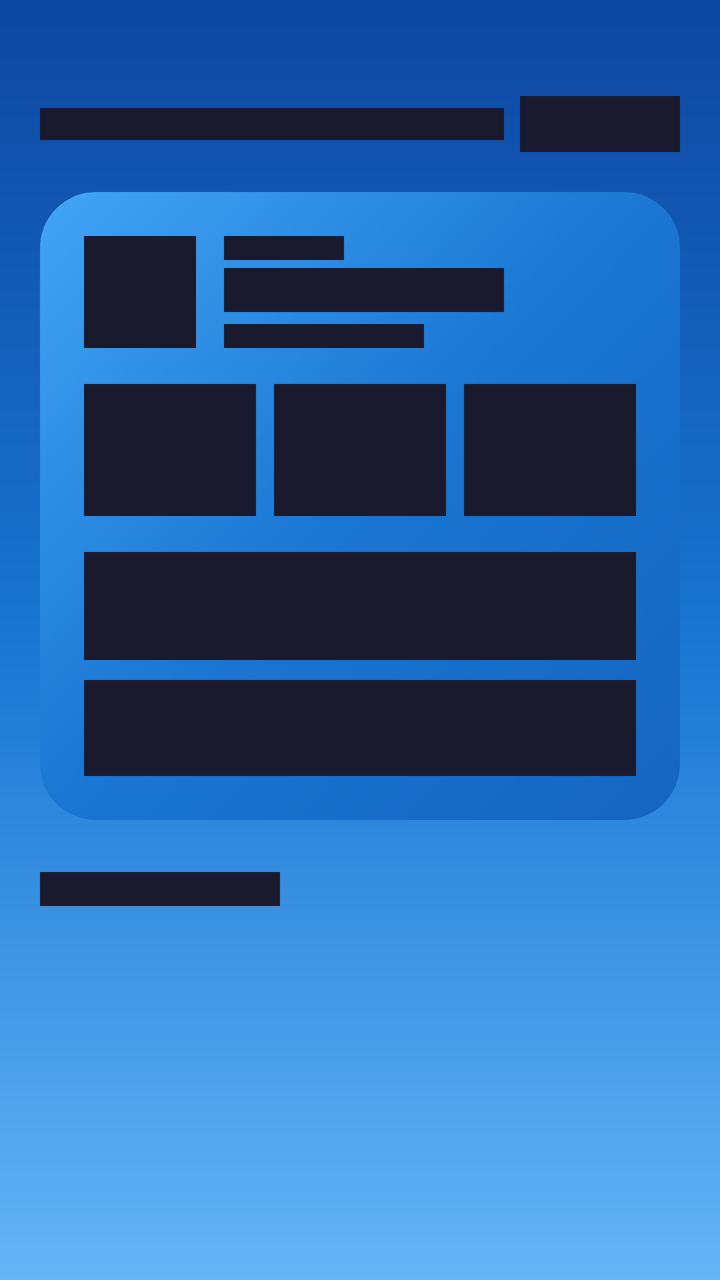
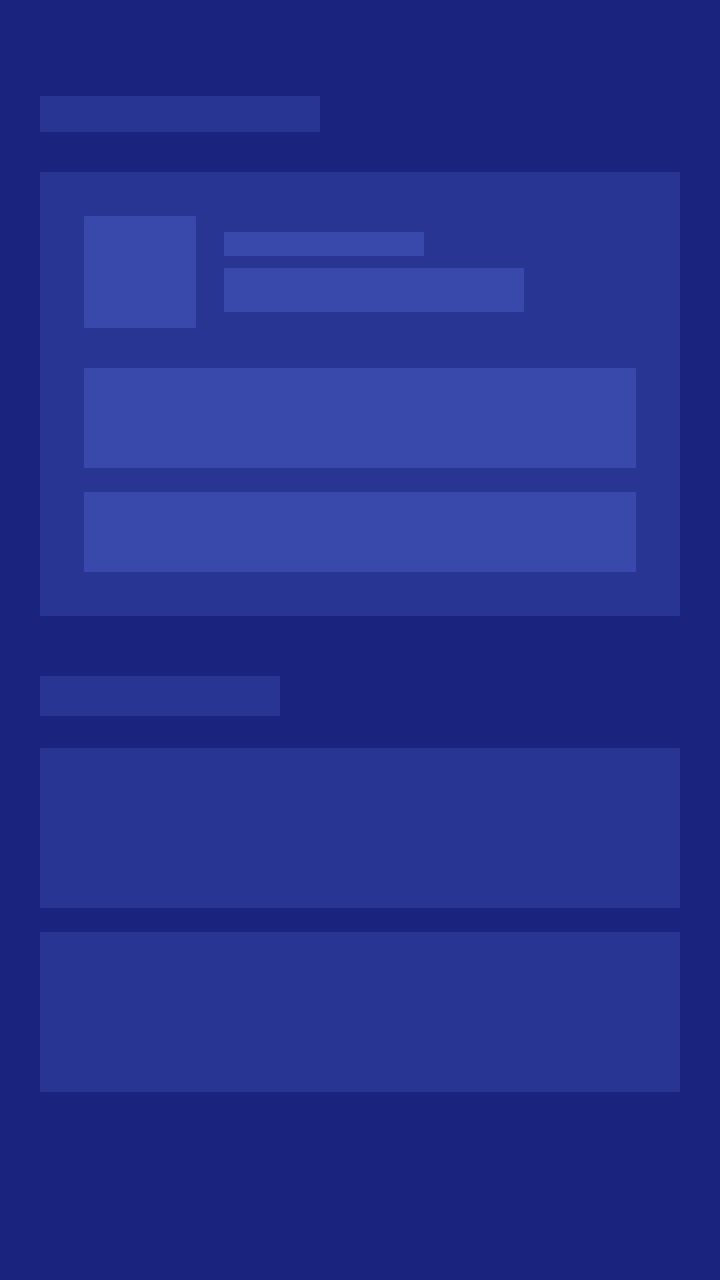

An Android layout rendered at two revisions. The XML below is the earlier revision; the diff shows what the commit changed to produce the second picture.
<!-- AndroidManifest.xml: application theme Theme.ZplHandCricket -->
<!-- res/layout/skeleton_home.xml -->
<?xml version="1.0" encoding="utf-8"?>
<ScrollView xmlns:android="http://schemas.android.com/apk/res/android"
    android:layout_width="match_parent"
    android:layout_height="match_parent"
    android:background="@drawable/bg_screen_gradient"
    android:fillViewport="true"
    android:scrollbars="none">

    <LinearLayout
        android:layout_width="match_parent"
        android:layout_height="wrap_content"
        android:orientation="vertical"
        android:paddingHorizontal="20dp"
        android:paddingTop="48dp"
        android:paddingBottom="40dp">

        
        <LinearLayout
            android:layout_width="match_parent"
            android:layout_height="wrap_content"
            android:orientation="horizontal"
            android:gravity="center_vertical">

            <View
                android:layout_width="0dp"
                android:layout_height="16dp"
                android:layout_weight="1"
                android:background="@drawable/skeleton_shimmer"
                android:layout_marginEnd="8dp"/>

            <View
                android:layout_width="80dp"
                android:layout_height="28dp"
                android:background="@drawable/skeleton_shimmer"
                android:radius="14dp"/>
        </LinearLayout>

        
        <LinearLayout
            android:layout_width="match_parent"
            android:layout_height="wrap_content"
            android:layout_marginTop="20dp"
            android:background="@drawable/bg_hero_gradient"
            android:orientation="vertical"
            android:padding="22dp">

            
            <LinearLayout
                android:layout_width="match_parent"
                android:layout_height="wrap_content"
                android:gravity="center_vertical"
                android:orientation="horizontal">

                <View
                    android:layout_width="56dp"
                    android:layout_height="56dp"
                    android:background="@drawable/skeleton_shimmer"
                    android:radius="28dp"/>

                <LinearLayout
                    android:layout_width="0dp"
                    android:layout_height="wrap_content"
                    android:layout_marginStart="14dp"
                    android:layout_weight="1"
                    android:orientation="vertical">

                    <View
                        android:layout_width="60dp"
                        android:layout_height="12dp"
                        android:background="@drawable/skeleton_shimmer"
                        android:layout_marginBottom="4dp"/>

                    <View
                        android:layout_width="140dp"
                        android:layout_height="22dp"
                        android:background="@drawable/skeleton_shimmer"
                        android:layout_marginBottom="6dp"/>

                    <View
                        android:layout_width="100dp"
                        android:layout_height="12dp"
                        android:background="@drawable/skeleton_shimmer"/>
                </LinearLayout>
            </LinearLayout>

            
            <LinearLayout
                android:layout_width="match_parent"
                android:layout_height="wrap_content"
                android:layout_marginTop="18dp"
                android:orientation="horizontal">

                <View
                    android:layout_width="0dp"
                    android:layout_height="66dp"
                    android:layout_weight="1"
                    android:layout_marginEnd="6dp"
                    android:background="@drawable/skeleton_shimmer"
                    android:radius="8dp"/>

                <View
                    android:layout_width="0dp"
                    android:layout_height="66dp"
                    android:layout_weight="1"
                    android:layout_marginHorizontal="3dp"
                    android:background="@drawable/skeleton_shimmer"
                    android:radius="8dp"/>

                <View
                    android:layout_width="0dp"
                    android:layout_height="66dp"
                    android:layout_weight="1"
                    android:layout_marginStart="6dp"
                    android:background="@drawable/skeleton_shimmer"
                    android:radius="8dp"/>
            </LinearLayout>

            
            <View
                android:layout_width="match_parent"
                android:layout_height="54dp"
                android:layout_marginTop="18dp"
                android:background="@drawable/skeleton_shimmer"
                android:radius="4dp"/>

            <View
                android:layout_width="match_parent"
                android:layout_height="48dp"
                android:layout_marginTop="10dp"
                android:background="@drawable/skeleton_shimmer"
                android:radius="4dp"/>
        </LinearLayout>

        
        <View
            android:layout_width="120dp"
            android:layout_height="17dp"
            android:layout_marginTop="26dp"
            android:background="@drawable/skeleton_shimmer"/>

        
        <androidx.recyclerview.widget.RecyclerView
            android:id="@+id/skeletonRecentList"
            android:layout_width="match_parent"
            android:layout_height="wrap_content"
            android:layout_marginTop="12dp"
            android:nestedScrollingEnabled="false"
            android:overScrollMode="never"
            tools:listitem="@layout/skeleton_recent_match_item"
            xmlns:tools="http://schemas.android.com/tools"/>
    </LinearLayout>
</ScrollView>
<!-- res/layout/skeleton_recent_match_item.xml (included above) -->
<?xml version="1.0" encoding="utf-8"?>
<LinearLayout xmlns:android="http://schemas.android.com/apk/res/android"
    android:layout_width="match_parent"
    android:layout_height="wrap_content"
    android:background="@drawable/bg_match_card"
    android:orientation="horizontal"
    android:paddingHorizontal="16dp"
    android:paddingVertical="14dp"
    android:gravity="center_vertical"
    android:layout_marginBottom="10dp">

    
    <LinearLayout
        android:layout_width="0dp"
        android:layout_height="wrap_content"
        android:layout_weight="1"
        android:orientation="vertical">

        <View
            android:layout_width="50dp"
            android:layout_height="15dp"
            android:background="@drawable/skeleton_shimmer"
            android:layout_marginBottom="6dp"/>

        <View
            android:layout_width="60dp"
            android:layout_height="11dp"
            android:background="@drawable/skeleton_shimmer"/>
    </LinearLayout>

    
    <LinearLayout
        android:layout_width="wrap_content"
        android:layout_height="wrap_content"
        android:orientation="vertical"
        android:gravity="center"
        android:paddingHorizontal="14dp">

        <View
            android:layout_width="50dp"
            android:layout_height="18dp"
            android:background="@drawable/skeleton_shimmer"
            android:layout_marginBottom="6dp"/>

        <View
            android:layout_width="40dp"
            android:layout_height="10dp"
            android:background="@drawable/skeleton_shimmer"/>
    </LinearLayout>

    
    <LinearLayout
        android:layout_width="0dp"
        android:layout_height="wrap_content"
        android:layout_weight="1"
        android:orientation="vertical"
        android:gravity="end">

        <View
            android:layout_width="50dp"
            android:layout_height="15dp"
            android:background="@drawable/skeleton_shimmer"
            android:layout_marginBottom="6dp"
            android:layout_gravity="end"/>

        <View
            android:layout_width="60dp"
            android:layout_height="18dp"
            android:background="@drawable/skeleton_shimmer"
            android:layout_gravity="end"/>
    </LinearLayout>
</LinearLayout>
<!-- resources referenced by this layout -->
<resources>
  <!-- drawable bg_hero_gradient (drawable) -->
  <?xml version="1.0" encoding="utf-8"?>
  <shape xmlns:android="http://schemas.android.com/apk/res/android" android:shape="rectangle">
      <gradient
          android:angle="135"
          android:startColor="#1565C0"
          android:centerColor="#1976D2"
          android:endColor="#42A5F5"
          android:type="linear"/>
      <corners android:radius="28dp"/>
  </shape>
  <!-- drawable bg_match_card (drawable) -->
  <?xml version="1.0" encoding="utf-8"?>
  <shape xmlns:android="http://schemas.android.com/apk/res/android" android:shape="rectangle">
      <solid android:color="#FFFFFF"/>
      <corners android:radius="20dp"/>
      <stroke android:width="1dp" android:color="#1A000000"/>
  </shape>
  <!-- drawable bg_screen_gradient (drawable) -->
  <?xml version="1.0" encoding="utf-8"?>
  <shape xmlns:android="http://schemas.android.com/apk/res/android" android:shape="rectangle">
      <gradient
          android:angle="270"
          android:startColor="#0D47A1"
          android:centerColor="#1976D2"
          android:endColor="#64B5F6"
          android:type="linear"/>
  </shape>
  <!-- drawable skeleton_shimmer (drawable) -->
  <?xml version="1.0" encoding="utf-8"?>
  <layer-list xmlns:android="http://schemas.android.com/apk/res/android">
      <item>
          <shape android:shape="rectangle">
              <solid android:color="#1A1A2E"/>
              <corners android:radius="8dp"/>
          </shape>
      </item>
      <item>
          <animation-list android:oneshot="false">
              <item android:duration="500">
                  <shape android:shape="rectangle">
                      <solid android:color="#1A1A2E"/>
                  </shape>
              </item>
              <item android:duration="500">
                  <shape android:shape="rectangle">
                      <solid android:color="#252541"/>
                  </shape>
              </item>
          </animation-list>
      </item>
  </layer-list>
  <style name="Theme.ZplHandCricket" parent="Theme.MaterialComponents.Light.NoActionBar">
          <item name="colorPrimary">@color/zpl_blue</item>
          <item name="colorPrimaryDark">@color/zpl_blue_dark</item>
          <item name="colorAccent">@color/zpl_red</item>
          <item name="android:statusBarColor">@color/zpl_blue_dark</item>
          <item name="android:windowLightStatusBar">false</item>
      </style>
  <color name="zpl_blue">#1D4ED8</color>
  <color name="zpl_blue_dark">#0F3BB0</color>
  <color name="zpl_red">#E63946</color>
</resources>

<!-- the commit's change to res/layout/skeleton_home.xml (unified diff, before → after) -->
@@ -1,20 +1,27 @@
 <?xml version="1.0" encoding="utf-8"?>
-<ScrollView xmlns:android="http://schemas.android.com/apk/res/android"
+<LinearLayout xmlns:android="http://schemas.android.com/apk/res/android"
     android:layout_width="match_parent"
     android:layout_height="match_parent"
-    android:background="@drawable/bg_screen_gradient"
-    android:fillViewport="true"
-    android:scrollbars="none">
+    android:orientation="vertical"
+    android:paddingHorizontal="20dp"
+    android:paddingTop="48dp"
+    android:background="#1A237E">
 
+    
+    <View
+        android:layout_width="140dp"
+        android:layout_height="18dp"
+        android:background="#283593" />
+
+    
     <LinearLayout
         android:layout_width="match_parent"
         android:layout_height="wrap_content"
+        android:layout_marginTop="20dp"
+        android:background="#283593"
         android:orientation="vertical"
-        android:paddingHorizontal="20dp"
-        android:paddingTop="48dp"
-        android:paddingBottom="40dp">
+        android:padding="22dp">
 
-        
         <LinearLayout
             android:layout_width="match_parent"
             android:layout_height="wrap_content"
@@ -22,204 +29,56 @@
             android:gravity="center_vertical">
 
             <View
-                android:layout_width="0dp"
-                android:layout_height="16dp"
-                android:layout_weight="1"
-                android:background="@drawable/skeleton_shimmer"
-                android:layout_marginEnd="8dp"/>
+                android:layout_width="56dp"
+                android:layout_height="56dp"
+                android:background="#3949AB" />
 
-            <View
-                android:layout_width="80dp"
-                android:layout_height="28dp"
-                android:background="@drawable/skeleton_shimmer"
-                android:radius="14dp"/>
-        </LinearLayout>
-
-        
-        <LinearLayout
-            android:layout_width="match_parent"
-            android:layout_height="wrap_content"
-            android:layout_marginTop="20dp"
-            android:background="@drawable/bg_hero_gradient"
-            android:orientation="vertical"
-            android:padding="22dp">
-
-            
             <LinearLayout
                 android:layout_width="match_parent"
                 android:layout_height="wrap_content"
-                android:gravity="center_vertical"
-                android:orientation="horizontal">
-
+                android:layout_marginStart="14dp"
+                android:orientation="vertical">
                 <View
-                    android:layout_width="56dp"
-                    android:layout_height="56dp"
-                    android:background="@drawable/skeleton_shimmer"
-                    android:radius="28dp"/>
-
-                <LinearLayout
-                    android:layout_width="0dp"
-                    android:layout_height="wrap_content"
-                    android:layout_marginStart="14dp"
-                    android:layout_weight="1"
-                    android:orientation="vertical">
-
-                    <View
-                        android:layout_width="60dp"
-                        android:layout_height="12dp"
-                        android:background="@drawable/skeleton_shimmer"
-                        android:layout_marginBottom="4dp"/>
-
-                    <View
-                        android:layout_width="140dp"
-                        android:layout_height="22dp"
-                        android:background="@drawable/skeleton_shimmer"
-                        android:layout_marginBottom="6dp"/>
-
-                    <View
-                        android:layout_width="100dp"
-                        android:layout_height="12dp"
-                        android:background="@drawable/skeleton_shimmer"/>
-                </LinearLayout>
+                    android:layout_width="100dp"
+                    android:layout_height="12dp"
+                    android:background="#3949AB" />
+                <View
+                    android:layout_width="150dp"
+                    android:layout_height="22dp"
+                    android:layout_marginTop="6dp"
+                    android:background="#3949AB" />
             </LinearLayout>
-
-            
-            <LinearLayout
-                android:layout_width="match_parent"
-                android:layout_height="wrap_content"
-                android:layout_marginTop="18dp"
-                android:orientation="horizontal">
-
-                <View
-                    android:layout_width="0dp"
-                    android:layout_height="66dp"
-                    android:layout_weight="1"
-                    android:layout_marginEnd="6dp"
-                    android:background="@drawable/skeleton_shimmer"
-                    android:radius="8dp"/>
-
-                <View
-                    android:layout_width="0dp"
-                    android:layout_height="66dp"
-                    android:layout_weight="1"
-                    android:layout_marginHorizontal="3dp"
-                    android:background="@drawable/skeleton_shimmer"
-                    android:radius="8dp"/>
-
-                <View
-                    android:layout_width="0dp"
-                    android:layout_height="66dp"
-                    android:layout_weight="1"
-                    android:layout_marginStart="6dp"
-                    android:background="@drawable/skeleton_shimmer"
-                    android:radius="8dp"/>
-            </LinearLayout>
-
-            
-            <View
-                android:layout_width="match_parent"
-                android:layout_height="54dp"
-                android:layout_marginTop="18dp"
-                android:background="@drawable/skeleton_shimmer"
-                android:radius="4dp"/>
-
-            <View
-                android:layout_width="match_parent"
-                android:layout_height="48dp"
-                android:layout_marginTop="10dp"
-                android:background="@drawable/skeleton_shimmer"
-                android:radius="4dp"/>
         </LinearLayout>
 
-        
         <View
-            android:layout_width="120dp"
-            android:layout_height="17dp"
-            android:layout_marginTop="26dp"
-            android:background="@drawable/skeleton_shimmer"/>
+            android:layout_width="match_parent"
+            android:layout_height="50dp"
+            android:layout_marginTop="20dp"
+            android:background="#3949AB" />
 
-        
-        <androidx.recyclerview.widget.RecyclerView
-            android:id="@+id/skeletonRecentList"
+        <View
             android:layout_width="match_parent"
-            android:layout_height="wrap_content"
+            android:layout_height="40dp"
             android:layout_marginTop="12dp"
-            android:nestedScrollingEnabled="false"
-            android:overScrollMode="never"
-            tools:listitem="@layout/skeleton_recent_match_item"
-            xmlns:tools="http://schemas.android.com/tools"/>
+            android:background="#3949AB" />
     </LinearLayout>
-</ScrollView>
-<!-- res/layout/skeleton_recent_match_item.xml (included above) -->
-<?xml version="1.0" encoding="utf-8"?>
-<LinearLayout xmlns:android="http://schemas.android.com/apk/res/android"
-    android:layout_width="match_parent"
-    android:layout_height="wrap_content"
-    android:background="@drawable/bg_match_card"
-    android:orientation="horizontal"
-    android:paddingHorizontal="16dp"
-    android:paddingVertical="14dp"
-    android:gravity="center_vertical"
-    android:layout_marginBottom="10dp">
+
+    <View
+        android:layout_width="120dp"
+        android:layout_height="20dp"
+        android:layout_marginTop="30dp"
+        android:background="#283593" />
 
     
-    <LinearLayout
-        android:layout_width="0dp"
-        android:layout_height="wrap_content"
-        android:layout_weight="1"
-        android:orientation="vertical">
+    <View
+        android:layout_width="match_parent"
+        android:layout_height="80dp"
+        android:layout_marginTop="16dp"
+        android:background="#283593" />
+    <View
+        android:layout_width="match_parent"
+        android:layout_height="80dp"
+        android:layout_marginTop="12dp"
+        android:background="#283593" />
 
-        <View
-            android:layout_width="50dp"
-            android:layout_height="15dp"
-            android:background="@drawable/skeleton_shimmer"
-            android:layout_marginBottom="6dp"/>
-
-        <View
-            android:layout_width="60dp"
-            android:layout_height="11dp"
-            android:background="@drawable/skeleton_shimmer"/>
-    </LinearLayout>
-
-    
-    <LinearLayout
-        android:layout_width="wrap_content"
-        android:layout_height="wrap_content"
-        android:orientation="vertical"
-        android:gravity="center"
-        android:paddingHorizontal="14dp">
-
-        <View
-            android:layout_width="50dp"
-            android:layout_height="18dp"
-            android:background="@drawable/skeleton_shimmer"
-            android:layout_marginBottom="6dp"/>
-
-        <View
-            android:layout_width="40dp"
-            android:layout_height="10dp"
-            android:background="@drawable/skeleton_shimmer"/>
-    </LinearLayout>
-
-    
-    <LinearLayout
-        android:layout_width="0dp"
-        android:layout_height="wrap_content"
-        android:layout_weight="1"
-        android:orientation="vertical"
-        android:gravity="end">
-
-        <View
-            android:layout_width="50dp"
-            android:layout_height="15dp"
-            android:background="@drawable/skeleton_shimmer"
-            android:layout_marginBottom="6dp"
-            android:layout_gravity="end"/>
-
-        <View
-            android:layout_width="60dp"
-            android:layout_height="18dp"
-            android:background="@drawable/skeleton_shimmer"
-            android:layout_gravity="end"/>
-    </LinearLayout>
 </LinearLayout>
<!-- resource entries referenced after the edit -->
@@ -1,57 +1,5 @@
 <!-- resources referenced by this layout -->
 <resources>
-  <!-- drawable bg_hero_gradient (drawable) -->
-  <?xml version="1.0" encoding="utf-8"?>
-  <shape xmlns:android="http://schemas.android.com/apk/res/android" android:shape="rectangle">
-      <gradient
-          android:angle="135"
-          android:startColor="#1565C0"
-          android:centerColor="#1976D2"
-          android:endColor="#42A5F5"
-          android:type="linear"/>
-      <corners android:radius="28dp"/>
-  </shape>
-  <!-- drawable bg_match_card (drawable) -->
-  <?xml version="1.0" encoding="utf-8"?>
-  <shape xmlns:android="http://schemas.android.com/apk/res/android" android:shape="rectangle">
-      <solid android:color="#FFFFFF"/>
-      <corners android:radius="20dp"/>
-      <stroke android:width="1dp" android:color="#1A000000"/>
-  </shape>
-  <!-- drawable bg_screen_gradient (drawable) -->
-  <?xml version="1.0" encoding="utf-8"?>
-  <shape xmlns:android="http://schemas.android.com/apk/res/android" android:shape="rectangle">
-      <gradient
-          android:angle="270"
-          android:startColor="#0D47A1"
-          android:centerColor="#1976D2"
-          android:endColor="#64B5F6"
-          android:type="linear"/>
-  </shape>
-  <!-- drawable skeleton_shimmer (drawable) -->
-  <?xml version="1.0" encoding="utf-8"?>
-  <layer-list xmlns:android="http://schemas.android.com/apk/res/android">
-      <item>
-          <shape android:shape="rectangle">
-              <solid android:color="#1A1A2E"/>
-              <corners android:radius="8dp"/>
-          </shape>
-      </item>
-      <item>
-          <animation-list android:oneshot="false">
-              <item android:duration="500">
-                  <shape android:shape="rectangle">
-                      <solid android:color="#1A1A2E"/>
-                  </shape>
-              </item>
-              <item android:duration="500">
-                  <shape android:shape="rectangle">
-                      <solid android:color="#252541"/>
-                  </shape>
-              </item>
-          </animation-list>
-      </item>
-  </layer-list>
   <style name="Theme.ZplHandCricket" parent="Theme.MaterialComponents.Light.NoActionBar">
           <item name="colorPrimary">@color/zpl_blue</item>
           <item name="colorPrimaryDark">@color/zpl_blue_dark</item>
